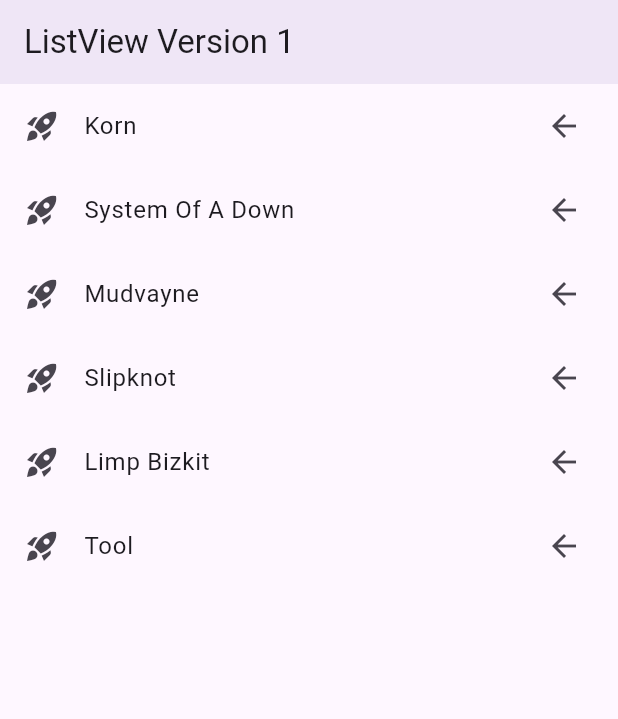
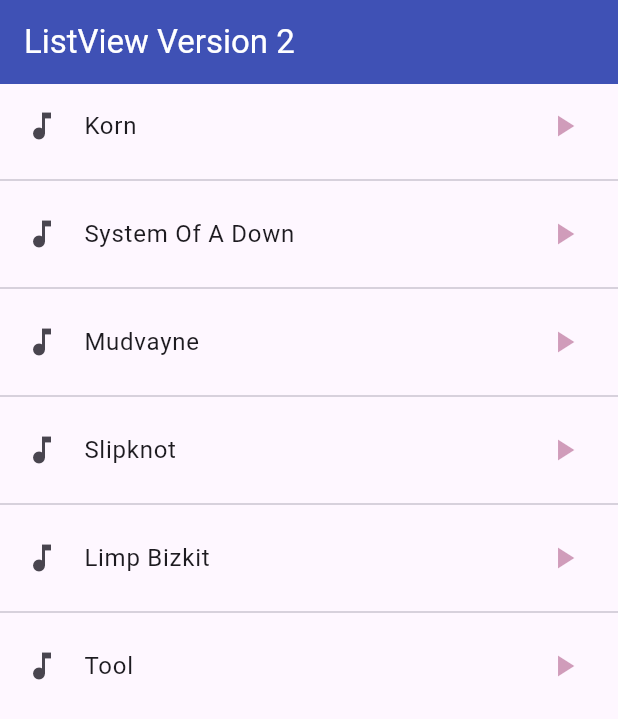
Before and after one commit to SAV-G141/flutter_componentes, a Flutter app: the screen it shows after launch, on a phone screen of 412 x 824 dp. Shown: the top 719 px of the screen. Run offline on Flutter 3.47's test engine with Material 3 defaults, Android fonts, the phone set to English and light mode, and no system bars.

Commit message:
update150525_v1

```diff
--- a/lib/main.dart
+++ b/lib/main.dart
@@ -1,4 +1,7 @@
+import 'package:fl_componentes/screens/alert_screen.dart';
+import 'package:fl_componentes/screens/card_screen.dart';
 import 'package:fl_componentes/screens/list_view1.dart';
+import 'package:fl_componentes/screens/list_view2.dart';
 import 'package:flutter/material.dart';
 
 void main() => runApp(const MyApp());
@@ -11,7 +14,13 @@ class MyApp extends StatelessWidget {
     return MaterialApp(
       debugShowCheckedModeBanner: false,
       title: 'Material App',
-      home: ListView1Screen()
+      home: ListView2Screen(),
+      routes: {
+        'listview1': (BuildContext context) => ListView1Screen(),
+        'listview2' : (BuildContext context) => ListView2Screen(),
+        'card' : (BuildContext context) => CardScreen(),
+        'alert' : (BuildContext context) => AlertScreen(),
+      },
     );
   }
 }
--- /dev/null
+++ b/lib/screens/list_view2.dart
@@ -0,0 +1,37 @@
+import 'package:flutter/material.dart';
+
+class ListView2Screen extends StatelessWidget {
+
+  final opciones = const[
+    'Korn','System Of A Down','Mudvayne','Slipknot','Limp Bizkit','Tool'];
+
+  const ListView2Screen({super.key});
+
+  @override
+  Widget build(BuildContext context) {
+    return Scaffold(
+      appBar: AppBar(
+        backgroundColor: Colors.indigo,
+        title: Text(
+          'ListView Version 2',
+          style: TextStyle(color: Colors.white),
+          ),
+      ),
+      body: ListView.separated(
+        itemBuilder:(context, index) => ListTile(
+          leading: Icon(Icons.music_note),
+          title: Text(opciones[index]),
+          trailing: Icon(
+            Icons.play_arrow,
+            color: Color.fromARGB(100, 136, 14, 79),
+            ),
+          onTap: () {
+            final op = opciones[index];
+            print(op);
+          },
+        ),
+        separatorBuilder:(context, index) => Divider(),
+        itemCount: opciones.length)
+    );
+  }
+}
--- /dev/null
+++ b/lib/screens/screens.dart
@@ -0,0 +1,5 @@
+// archivo base o archivo de barril
+export 'package:fl_componentes/screens/alert_screen.dart';
+export 'package:fl_componentes/screens/card_screen.dart';
+export 'package:fl_componentes/screens/list_view1.dart';
+export 'package:fl_componentes/screens/list_view2.dart';
```
Also changed, not shown: lib/screens/alert_screen.dart (added, +15 -0 lines), lib/screens/card_screen.dart (added, +15 -0 lines).
